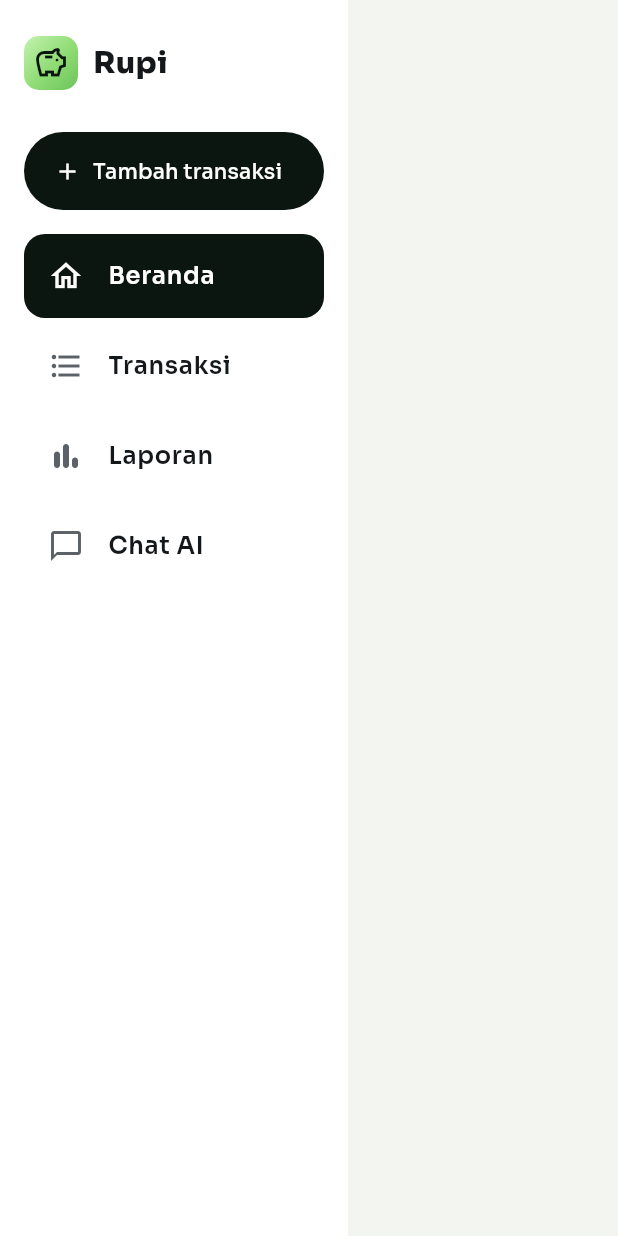
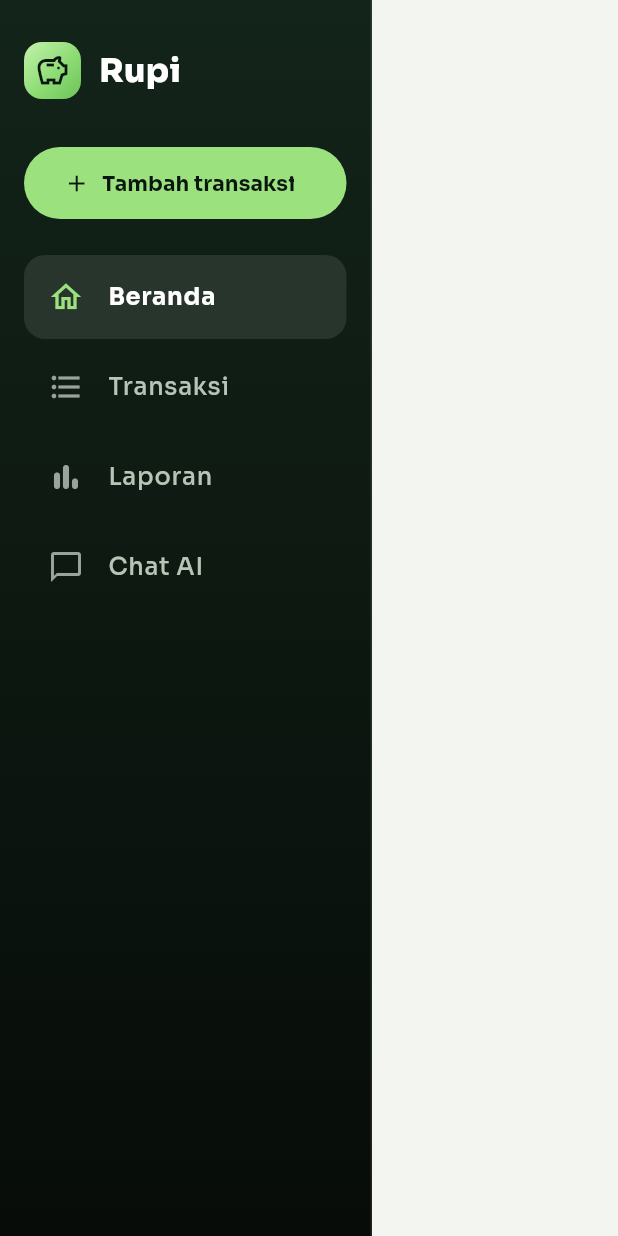
Before and after one commit to danielaugustian67/rupi, a Flutter app: the _SideNav widget shown alone on an empty page, opened directly with empty values, on a phone screen of 412 x 824 dp. Run offline on Flutter 3.47's test engine with Material 3 defaults, Android fonts, the phone set to English and light mode, and no system bars; our stand-ins replace flutter_image_compress, flutter_local_notifications, flutter_timezone, google_fonts, image_picker, local_auth and 5 more; missing offline and left inert: google_mlkit_text_recognition, home_widget; accounts and stored records are empty.

Commit message:
Web desktop: sidebar gelap, header Beranda selebar layar dengan dua kolom
Co-Authored-By: Claude Opus 5.5 <noreply@anthropic.com>

```diff
--- a/lib/pages.dart
+++ b/lib/pages.dart
@@ -391,7 +391,11 @@ class ShellState extends State<Shell> {
             body: Row(
               children: [
                 _SideNav(index: tab, onTap: pilihTab),
-                Expanded(child: lebarMaks(pages[tab], maks: 820)),
+                Expanded(
+                  child: tab == 0
+                      ? pages[tab]
+                      : lebarMaks(pages[tab], maks: 960),
+                ),
               ],
             ),
           )
@@ -416,6 +420,7 @@ class ShellState extends State<Shell> {
 }
 
 /// Navigasi samping untuk layar lebar; urutan item sama dengan _BottomNav.
+/// Navigasi samping untuk layar lebar; urutan item sama dengan _BottomNav.
 class _SideNav extends StatelessWidget {
   final int index;
   final ValueChanged<int> onTap;
@@ -423,47 +428,63 @@ class _SideNav extends StatelessWidget {
 
   @override
   Widget build(BuildContext context) => Container(
-    width: 232,
-    color: C.card,
-    padding: const EdgeInsets.fromLTRB(16, 24, 16, 16),
-    child: SafeArea(
+    width: 248,
+    decoration: const BoxDecoration(
+      gradient: LinearGradient(
+        begin: Alignment.topCenter,
+        end: Alignment.bottomCenter,
+        colors: [Color(0xFF13241A), Color(0xFF070C08)],
+      ),
+      border: Border(right: BorderSide(color: Color(0x1AFFFFFF))),
+    ),
+    padding: const EdgeInsets.fromLTRB(16, 28, 16, 20),
     child: Column(
       crossAxisAlignment: CrossAxisAlignment.stretch,
       children: [
         Row(
           children: [
             Container(
-                width: 36,
-                height: 36,
+              width: 38,
+              height: 38,
               decoration: BoxDecoration(
                 gradient: limeCard,
-                  borderRadius: BorderRadius.circular(10),
+                borderRadius: BorderRadius.circular(12),
               ),
               child: const Icon(Icons.savings_outlined, color: C.dark),
             ),
-              const SizedBox(width: 10),
-              Text(
+            const SizedBox(width: 12),
+            const Text(
               'Rupi',
               style: TextStyle(
-                  fontSize: 20,
+                fontSize: 22,
                 fontWeight: FontWeight.w800,
-                  color: C.text,
-                ),
-              ),
-            ],
-          ),
-          const SizedBox(height: 28),
+                color: Colors.white,
+              ),
+            ),
+          ],
+        ),
+        const SizedBox(height: 32),
         FilledButton.icon(
+          style: FilledButton.styleFrom(
+            backgroundColor: C.lime,
+            foregroundColor: C.dark,
+            minimumSize: const Size(0, 48),
+          ),
           onPressed: () => onTap(2),
           icon: const Icon(Icons.add),
-            label: const Text('Tambah transaksi'),
-          ),
-          const SizedBox(height: 16),
+          label: const Text(
+            'Tambah transaksi',
+            style: TextStyle(fontWeight: FontWeight.w700),
+          ),
+        ),
+        const SizedBox(height: 24),
         for (final i in const [0, 1, 3, 4])
           Padding(
             padding: const EdgeInsets.only(bottom: 4),
             child: Material(
-                color: i == index ? C.btn : Colors.transparent,
+              color: i == index
+                  ? Colors.white.withValues(alpha: 0.1)
+                  : Colors.transparent,
               borderRadius: BorderRadius.circular(14),
               child: ListTile(
                 shape: RoundedRectangleBorder(
@@ -472,13 +493,13 @@ class _SideNav extends StatelessWidget {
                 selected: i == index,
                 leading: Icon(
                   _BottomNav.items[i].$1,
-                    color: i == index ? C.onBtn : C.muted,
+                  color: i == index ? C.lime : const Color(0xFF9AA39C),
                 ),
                 title: Text(
                   _BottomNav.items[i].$2,
                   style: TextStyle(
-                      color: i == index ? C.onBtn : C.text,
-                      fontWeight: FontWeight.w600,
+                    color: i == index ? Colors.white : const Color(0xFFB8C4B5),
+                    fontWeight: i == index ? FontWeight.w700 : FontWeight.w500,
                   ),
                 ),
                 onTap: () => onTap(i),
@@ -486,7 +507,6 @@ class _SideNav extends StatelessWidget {
             ),
           ),
       ],
-      ),
     ),
   );
 }
@@ -581,6 +601,67 @@ class _BerandaPageState extends State<BerandaPage> {
         ? 'Selamat sore,'
         : 'Selamat malam,';
     String uang(int v) => hide ? 'Rp•••••' : rp(v);
+    // Desktop: header selebar layar, isinya dua kolom (kartu | aksi cepat).
+    final lebar = MediaQuery.sizeOf(context).width >= 900;
+    Widget tengah(Widget w) => Center(
+      child: ConstrainedBox(
+        constraints: const BoxConstraints(maxWidth: 1080),
+        child: w,
+      ),
+    );
+    final isi = <Widget>[
+      const SizedBox(height: 20),
+      _KartuPager(
+        shell: s,
+        bulan: namaBulan[s.bulan.month - 1],
+        hide: hide,
+        uang: uang,
+        onToggle: () => setState(() => hide = !hide),
+      ),
+      const SizedBox(height: 22),
+      Row(
+        children: [
+          _Action(
+            'Pemasukan',
+            Icons.south_west,
+            const Color(0x2970BE5A),
+            () => s.openForm(tipe: 'masuk'),
+          ),
+          const SizedBox(width: 10),
+          _Action(
+            'Pengeluaran',
+            Icons.north_east,
+            const Color(0x24DC965A),
+            () => s.openForm(tipe: 'keluar'),
+          ),
+          const SizedBox(width: 10),
+          // ML Kit (OCR) hanya ada di Android/iOS.
+          if (!kIsWeb) ...[
+            _Action(
+              'Scan struk',
+              Icons.document_scanner_outlined,
+              const Color(0x245AA0BE),
+              () => s.scan(ImageSource.camera),
+            ),
+            const SizedBox(width: 10),
+          ],
+          _Action(
+            'Menu',
+            Icons.dashboard_customize_outlined,
+            // Selalu di atas latar glow gelap, jadi tetap terang di kedua mode.
+            const Color(0xFFF3F5F1),
+            () async {
+              await Navigator.push(
+                context,
+                MaterialPageRoute(builder: (_) => const MenuListPage()),
+              );
+              s.load(); // tandai lunas bisa menambah transaksi
+            },
+            dark: true,
+          ),
+        ],
+      ),
+    ];
 
     return RefreshIndicator(
       onRefresh: s.load,
@@ -591,8 +672,14 @@ class _BerandaPageState extends State<BerandaPage> {
             child: SafeArea(
               bottom: false,
               child: Padding(
-                padding: const EdgeInsets.fromLTRB(20, 12, 20, 40),
-                child: Column(
+                padding: EdgeInsets.fromLTRB(
+                  lebar ? 32 : 20,
+                  lebar ? 24 : 12,
+                  lebar ? 32 : 20,
+                  lebar ? 56 : 40,
+                ),
+                child: tengah(
+                  Column(
                     crossAxisAlignment: CrossAxisAlignment.start,
                     children: [
                       Row(
@@ -653,60 +740,45 @@ class _BerandaPageState extends State<BerandaPage> {
                           ),
                         ],
                       ),
-                    const SizedBox(height: 20),
-                    _KartuPager(
-                      shell: s,
-                      bulan: namaBulan[s.bulan.month - 1],
-                      hide: hide,
-                      uang: uang,
-                      onToggle: () => setState(() => hide = !hide),
-                    ),
-                    const SizedBox(height: 22),
+                      if (!lebar)
+                        ...isi
+                      else ...[
+                        const SizedBox(height: 28),
                         Row(
                           children: [
-                        _Action(
-                          'Pemasukan',
-                          Icons.south_west,
-                          const Color(0x2970BE5A),
-                          () => s.openForm(tipe: 'masuk'),
-                        ),
-                        const SizedBox(width: 10),
-                        _Action(
-                          'Pengeluaran',
-                          Icons.north_east,
-                          const Color(0x24DC965A),
-                          () => s.openForm(tipe: 'keluar'),
-                        ),
-                        const SizedBox(width: 10),
-                        // ML Kit (OCR) hanya ada di Android/iOS.
-                        if (!kIsWeb) ...[
-                          _Action(
-                            'Scan struk',
-                            Icons.document_scanner_outlined,
-                            const Color(0x245AA0BE),
-                            () => s.scan(ImageSource.camera),
-                          ),
-                          const SizedBox(width: 10),
-                        ],
-                        _Action(
-                          'Menu',
-                          Icons.dashboard_customize_outlined,
-                          // Selalu di atas latar glow gelap, jadi tetap terang di kedua mode.
-                          const Color(0xFFF3F5F1),
-                          () async {
-                            await Navigator.push(
-                              context,
-                              MaterialPageRoute(
-                                builder: (_) => const MenuListPage(),
-                              ),
-                            );
-                            s.load(); // tandai lunas bisa menambah transaksi
-                          },
-                          dark: true,
-                        ),
-                      ],
-                    ),
-                  ],
+                            Expanded(flex: 11, child: isi[1]),
+                            const SizedBox(width: 48),
+                            Expanded(
+                              flex: 9,
+                              child: Column(
+                                crossAxisAlignment: CrossAxisAlignment.start,
+                                children: [
+                                  const Text(
+                                    'Aksi cepat',
+                                    style: TextStyle(
+                                      color: Colors.white,
+                                      fontSize: 18,
+                                      fontWeight: FontWeight.w800,
+                                    ),
+                                  ),
+                                  const SizedBox(height: 4),
+                                  const Text(
+                                    'Catat transaksi atau buka menu custom-mu.',
+                                    style: TextStyle(
+                                      color: Color(0xFFB8C4B5),
+                                      fontSize: 13,
+                                    ),
+                                  ),
+                                  const SizedBox(height: 18),
+                                  isi[3],
+                                ],
+                              ),
+                            ),
+                          ],
+                        ),
+                      ],
+                    ],
+                  ),
                 ),
               ),
             ),
@@ -719,7 +791,8 @@ class _BerandaPageState extends State<BerandaPage> {
                 borderRadius: BorderRadius.vertical(top: Radius.circular(28)),
               ),
               padding: const EdgeInsets.fromLTRB(16, 18, 16, 16),
-              child: Column(
+              child: tengah(
+                Column(
                   children: [
                     for (final w in s.peringatanAnggaran())
                       FadeIn(
@@ -732,7 +805,10 @@ class _BerandaPageState extends State<BerandaPage> {
                           ),
                           child: Row(
                             children: [
-                            Icon(Icons.warning_amber_rounded, color: C.expense),
+                              Icon(
+                                Icons.warning_amber_rounded,
+                                color: C.expense,
+                              ),
                               const SizedBox(width: 10),
                               Expanded(
                                 child: Text(
@@ -788,6 +864,7 @@ class _BerandaPageState extends State<BerandaPage> {
                       ),
                     ),
                   ],
+                ),
               ),
             ),
           ),
```
Also changed, not shown: 2 other files. Lines whose indentation alone changed are shown as unchanged.
